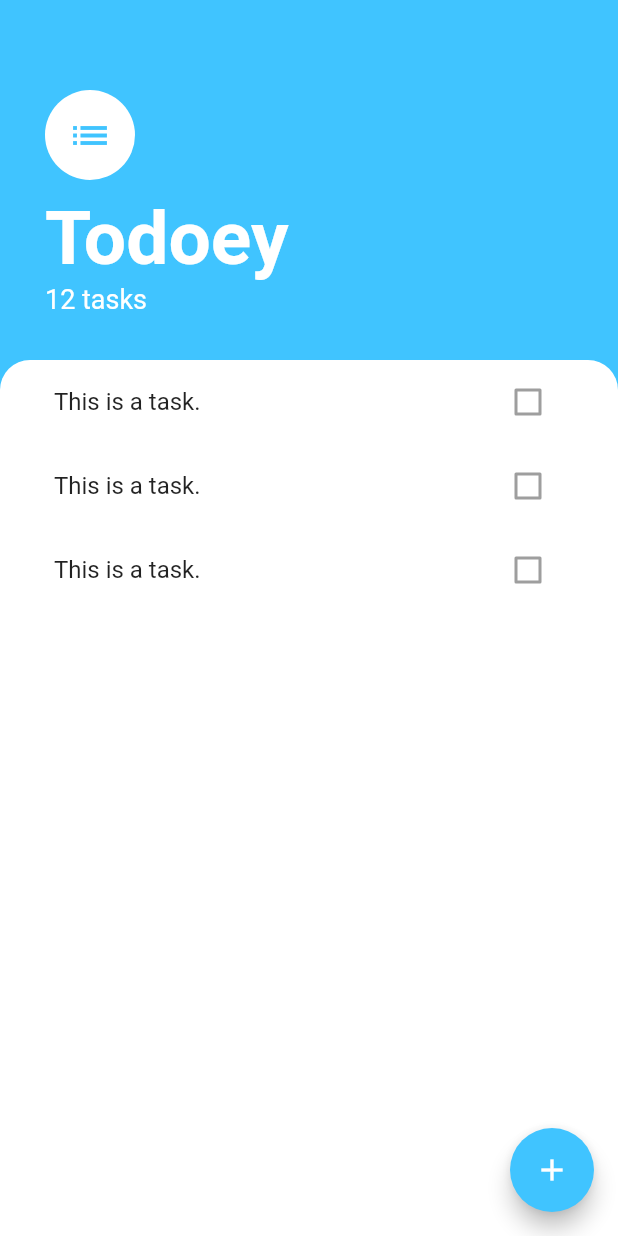
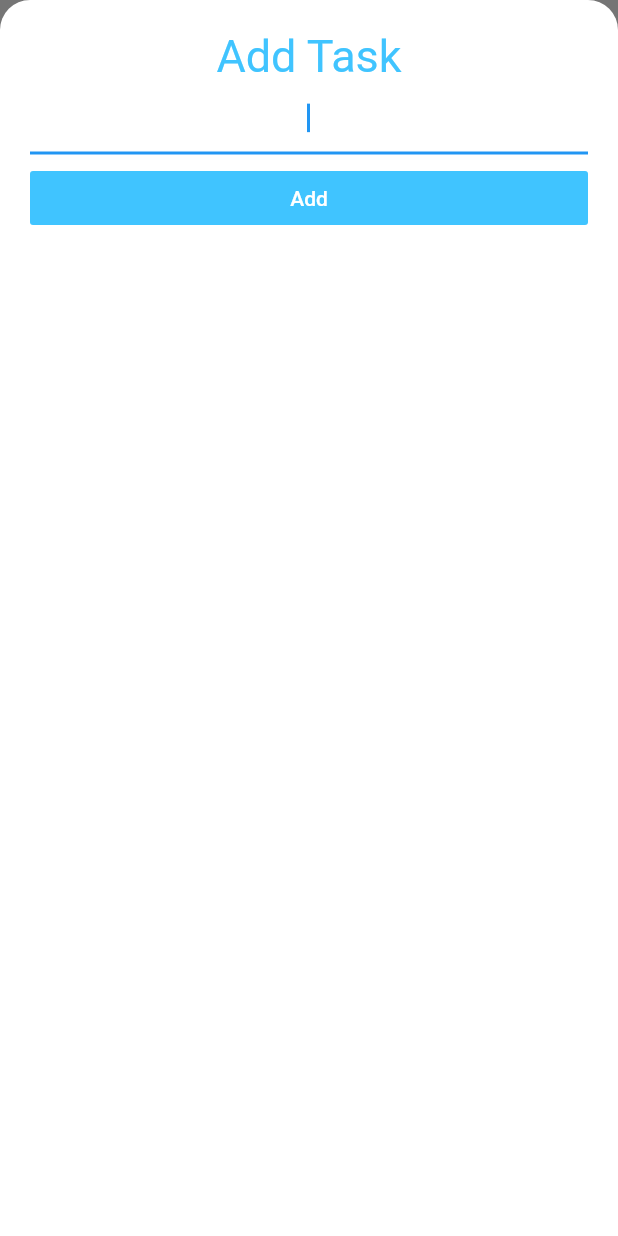
Before and after one commit to fear-the-lord/todoapp-flutter, a Flutter app: the screen it shows after launch, after a tap on the "add" icon, on a phone screen of 412 x 824 dp. Run offline on Flutter 3.47's test engine with Material 2 defaults, Android fonts, the phone set to English and light mode, and no system bars.

Commit message:
Third Commit

```diff
--- a/lib/screen/tasks_screen.dart
+++ b/lib/screen/tasks_screen.dart
@@ -2,6 +2,49 @@ import 'package:flutter/material.dart';
 import 'package:todoey_flutter/widgets/tasks_list.dart';
 
 class TasksScreen extends StatelessWidget {
+  Widget buildBottomSheet(BuildContext context) {
+    return Container(
+      color: Color(0xff757575),
+      child: Container(
+        padding: EdgeInsets.all(20.0),
+        decoration: BoxDecoration(
+          color: Colors.white,
+          borderRadius: BorderRadius.only(
+            topLeft: Radius.circular(20.0),
+            topRight: Radius.circular(20.0),
+          ),
+        ),
+        child: Column(
+          crossAxisAlignment: CrossAxisAlignment.stretch,
+          children: [
+            Text(
+              'Add Task',
+              textAlign: TextAlign.center,
+              style: TextStyle(
+                fontSize: 30.0,
+                color: Colors.lightBlueAccent,
+              ),
+            ),
+            TextField(
+              // Automatically enables keyboard
+              autofocus: true,
+              textAlign: TextAlign.center,
+            ),
+            SizedBox(height: 5.0),
+            FlatButton(
+              onPressed: () {},
+              child: Text(
+                'Add',
+                style: TextStyle(color: Colors.white),
+              ),
+              color: Colors.lightBlueAccent,
+            ),
+          ],
+        ),
+      ),
+    );
+  }
+
   @override
   Widget build(BuildContext context) {
     return Scaffold(
@@ -63,7 +106,13 @@ class TasksScreen extends StatelessWidget {
       floatingActionButton: FloatingActionButton(
         backgroundColor: Colors.lightBlueAccent,
         child: Icon(Icons.add),
-        onPressed: () {},
+        onPressed: () {
+          showModalBottomSheet(
+            context: context,
+            isScrollControlled: true,
+            builder: buildBottomSheet,
+          );
+        },
       ),
     );
   }
```
